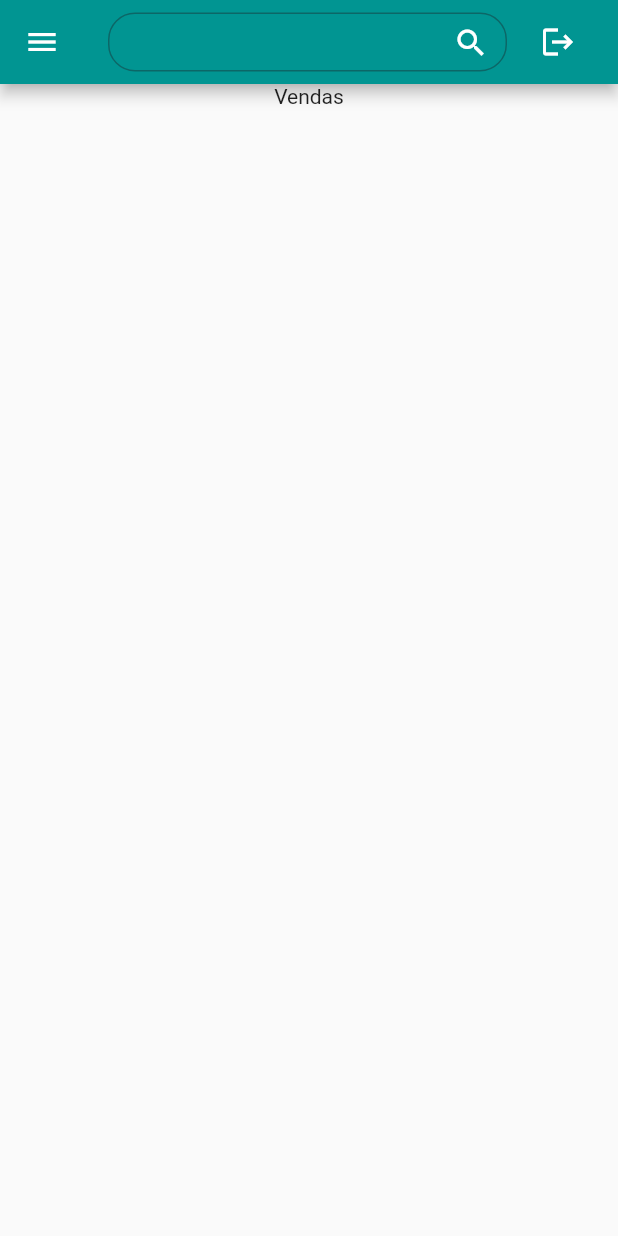
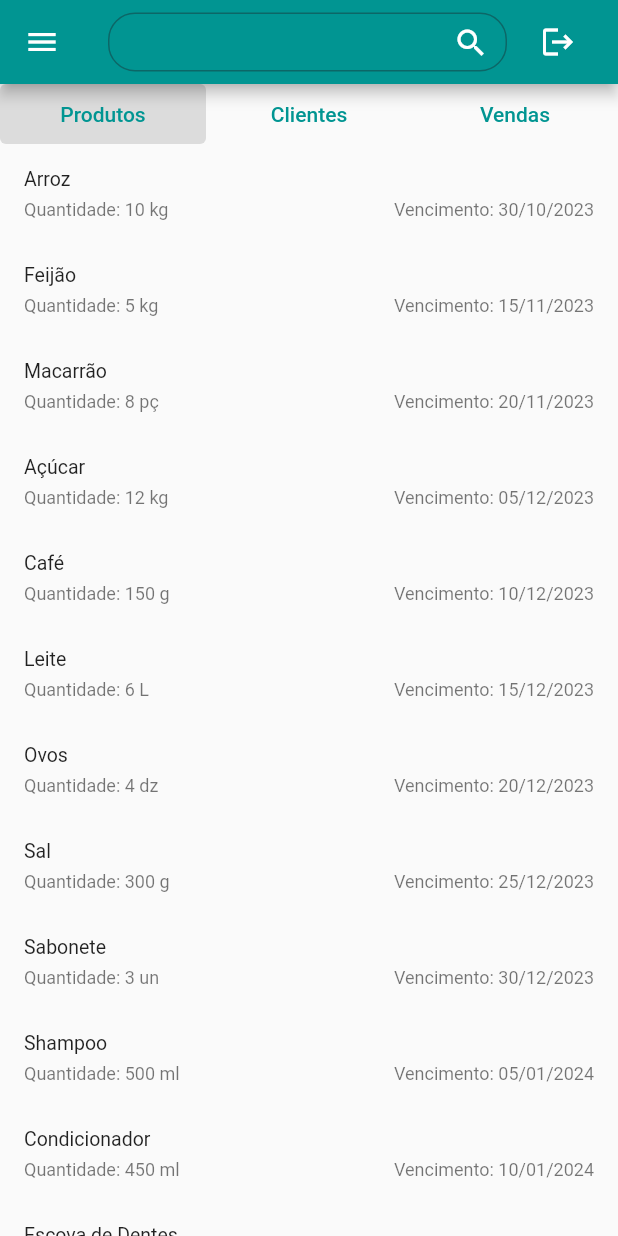
Before and after one commit to RodrigoFigueiredo346/mini_market_v1, a Flutter app: the HomePage screen opened directly, on a phone screen of 412 x 824 dp. Run offline on Flutter 3.47's test engine with Material 2 defaults, Android fonts, the phone set to English and light mode, and no system bars.

Commit message:
refactor: Implementacao da tela home - produtos

```diff
--- /dev/null
+++ b/lib/models/products_models.dart
@@ -0,0 +1,81 @@
+// ignore_for_file: public_member_api_docs, sort_constructors_first
+import 'dart:convert';
+
+class ProductModel {
+  final String name;
+  final String unit;
+  final int quantity;
+  final DateTime expirationDate;
+
+  ProductModel({
+    required this.name,
+    required this.unit,
+    required this.quantity,
+    required this.expirationDate,
+  });
+
+  Map<String, dynamic> toMap() {
+    return <String, dynamic>{
+      'name': name,
+      'unit': unit,
+      'quantity': quantity,
+      'expirationDate': expirationDate,
+    };
+  }
+
+  factory ProductModel.fromMap(Map<String, dynamic> map) {
+    return ProductModel(
+      name: map['name'] as String,
+      unit: map['unit'] as String,
+      quantity: map['quantity'] as int,
+      expirationDate: map['expirationDate'],
+    );
+  }
+
+  String toJson() => json.encode(toMap());
+
+  factory ProductModel.fromJson(String source) => ProductModel.fromMap(json.decode(source) as Map<String, dynamic>);
+
+  ProductModel copyWith({
+    String? name,
+    String? unit,
+    int? quantity,
+    DateTime? expirationDate,
+  }) {
+    return ProductModel(
+      name: name ?? this.name,
+      unit: unit ?? this.unit,
+      quantity: quantity ?? this.quantity,
+      expirationDate: expirationDate ?? this.expirationDate,
+    );
+  }
+
+  static List<ProductModel> mockProducts() {
+    return [
+      ProductModel(name: 'Arroz', unit: 'kg', quantity: 10, expirationDate: _parseDate('30/10/2023')),
+      ProductModel(name: 'Feijão', unit: 'kg', quantity: 5, expirationDate: _parseDate('15/11/2023')),
+      ProductModel(name: 'Macarrão', unit: 'pç', quantity: 8, expirationDate: _parseDate('20/11/2023')),
+      ProductModel(name: 'Açúcar', unit: 'kg', quantity: 12, expirationDate: _parseDate('05/12/2023')),
+      ProductModel(name: 'Café', unit: 'g', quantity: 150, expirationDate: _parseDate('10/12/2023')),
+      ProductModel(name: 'Leite', unit: 'L', quantity: 6, expirationDate: _parseDate('15/12/2023')),
+      ProductModel(name: 'Ovos', unit: 'dz', quantity: 4, expirationDate: _parseDate('20/12/2023')),
+      ProductModel(name: 'Sal', unit: 'g', quantity: 300, expirationDate: _parseDate('25/12/2023')),
+      ProductModel(name: 'Sabonete', unit: 'un', quantity: 3, expirationDate: _parseDate('30/12/2023')),
+      ProductModel(name: 'Shampoo', unit: 'ml', quantity: 500, expirationDate: _parseDate('05/01/2024')),
+      ProductModel(name: 'Condicionador', unit: 'ml', quantity: 450, expirationDate: _parseDate('10/01/2024')),
+      ProductModel(name: 'Escova de Dentes', unit: 'un', quantity: 2, expirationDate: _parseDate('15/01/2024')),
+      ProductModel(name: 'Pasta de Dentes', unit: 'g', quantity: 200, expirationDate: _parseDate('20/01/2024')),
+      ProductModel(name: 'Tomate', unit: 'kg', quantity: 7, expirationDate: _parseDate('25/01/2024')),
+      ProductModel(name: 'Cebola', unit: 'kg', quantity: 6, expirationDate: _parseDate('01/02/2024')),
+      ProductModel(name: 'Batata', unit: 'kg', quantity: 9, expirationDate: _parseDate('06/02/2024')),
+      ProductModel(name: 'Banana', unit: 'kg', quantity: 4, expirationDate: _parseDate('11/02/2024')),
+      ProductModel(name: 'Maçã', unit: 'kg', quantity: 3, expirationDate: _parseDate('16/02/2024')),
+      ProductModel(name: 'Abacaxi', unit: 'un', quantity: 1, expirationDate: _parseDate('21/02/2024')),
+    ];
+  }
+
+  static DateTime _parseDate(String dateString) {
+    final parts = dateString.split('/');
+    return DateTime(int.parse(parts[2]), int.parse(parts[1]), int.parse(parts[0]));
+  }
+}
--- a/lib/pages/home_page.dart
+++ b/lib/pages/home_page.dart
@@ -1,4 +1,6 @@
 import 'package:flutter/material.dart';
+import 'package:intl/intl.dart';
+import 'package:mini_market_v1/models/products_models.dart';
 
 class HomePage extends StatefulWidget {
   const HomePage({Key? key}) : super(key: key);
@@ -9,6 +11,34 @@ class HomePage extends StatefulWidget {
 
 class _HomePageState extends State<HomePage> {
   final TextEditingController _searchController = TextEditingController();
+  String _selectedButton = 'Produtos';
+
+  final List<ProductModel> products = ProductModel.mockProducts();
+
+  Widget buildButton(String buttonText) {
+    bool isSelected = buttonText == _selectedButton;
+    return Expanded(
+      child: SizedBox(
+        height: double.infinity,
+        child: TextButton(
+          onPressed: () {
+            setState(() {
+              _selectedButton = buttonText;
+            });
+          },
+          style: TextButton.styleFrom(
+            backgroundColor: isSelected ? Colors.black12 : Colors.transparent,
+          ),
+          child: Text(
+            buttonText,
+            style: TextStyle(
+              color: Theme.of(context).primaryColor,
+            ),
+          ),
+        ),
+      ),
+    );
+  }
 
   @override
   Widget build(BuildContext context) {
@@ -54,7 +84,38 @@ class _HomePageState extends State<HomePage> {
           ],
         ),
       ),
-      body: const Align(alignment: Alignment.topCenter, child: Text('Vendas')),
+      body: Column(
+        children: [
+          SizedBox(
+            height: 40,
+            child: Row(
+              children: [
+                buildButton('Produtos'),
+                buildButton('Clientes'),
+                buildButton('Vendas'),
+              ],
+            ),
+          ),
+          Expanded(
+            child: ListView.builder(
+              itemCount: products.length,
+              itemBuilder: (context, index) {
+                return ListTile(
+                  dense: true,
+                  title: Text(products[index].name),
+                  subtitle: Row(
+                    mainAxisAlignment: MainAxisAlignment.spaceBetween,
+                    children: [
+                      Text('Quantidade: ${products[index].quantity} ${products[index].unit}'),
+                      Text('Vencimento: ${DateFormat('dd/MM/yyyy').format(products[index].expirationDate)}'),
+                    ],
+                  ),
+                );
+              },
+            ),
+          ),
+        ],
+      ),
     );
   }
 }
```
Also changed, not shown: pubspec.yaml (+3 -4 lines), pubspec.lock.
